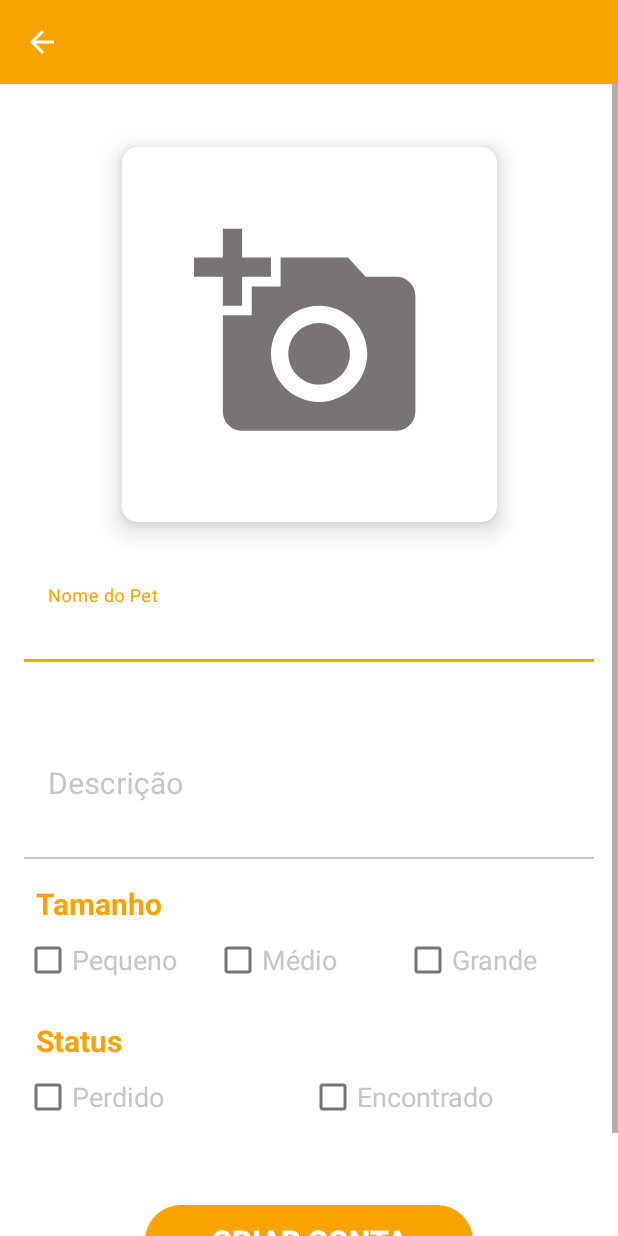
After one commit to biduzilla/projeto_meu_lar, an Android app: the FormPetActivity screen opened directly, with no data from a screen before it, on a phone screen of 412 x 824 dp. The commit adds this screen. Run offline under Robolectric (Android 15) with nearby library versions, the phone set to English and light mode, and no system bars.

Commit message:
form pet layout

```diff
--- a/app/app/src/main/AndroidManifest.xml
+++ b/app/app/src/main/AndroidManifest.xml
@@ -12,6 +12,9 @@
         android:supportsRtl="true"
         android:theme="@style/Theme.Projeto_meu_lar"
         android:usesCleartextTraffic="true">
+        <activity
+            android:name=".ui.activity.FormPetActivity"
+            android:exported="true" />
         <activity
             android:name=".ui.activity.DetalhesPetActivity"
             android:exported="true" />
--- /dev/null
+++ b/app/app/src/main/java/br/ricky/projeto_meu_lar/ui/activity/FormPetActivity.kt
@@ -0,0 +1,15 @@
+package br.ricky.projeto_meu_lar.ui.activity
+
+import androidx.appcompat.app.AppCompatActivity
+import android.os.Bundle
+import br.ricky.projeto_meu_lar.databinding.ActivityFormPetBinding
+
+class FormPetActivity : AppCompatActivity() {
+    private val binding by lazy{
+        ActivityFormPetBinding.inflate(layoutInflater)
+    }
+    override fun onCreate(savedInstanceState: Bundle?) {
+        super.onCreate(savedInstanceState)
+        setContentView(binding.root)
+    }
+}
--- a/app/app/src/main/java/br/ricky/projeto_meu_lar/ui/fragments/HomeFragment.kt
+++ b/app/app/src/main/java/br/ricky/projeto_meu_lar/ui/fragments/HomeFragment.kt
@@ -58,8 +58,8 @@ class HomeFragment : Fragment() {
 
         configClicks()
         carregaDadosPref()
+        configRv()
         recuperaPets()
-        configRv()
 
         return binding.root
     }
--- /dev/null
+++ b/app/app/src/main/res/drawable/ic_add_photo.xml
@@ -0,0 +1,10 @@
+<vector xmlns:android="http://schemas.android.com/apk/res/android"
+    android:width="24dp"
+    android:height="24dp"
+    android:viewportWidth="24"
+    android:viewportHeight="24"
+    android:tint="?attr/colorControlNormal">
+  <path
+      android:fillColor="@android:color/white"
+      android:pathData="M3,4V1h2v3h3v2H5v3H3V6H0V4H3zM6,10V7h3V4h7l1.83,2H21c1.1,0 2,0.9 2,2v12c0,1.1 -0.9,2 -2,2H5c-1.1,0 -2,-0.9 -2,-2V10H6zM13,19c2.76,0 5,-2.24 5,-5s-2.24,-5 -5,-5s-5,2.24 -5,5S10.24,19 13,19zM9.8,14c0,1.77 1.43,3.2 3.2,3.2s3.2,-1.43 3.2,-3.2s-1.43,-3.2 -3.2,-3.2S9.8,12.23 9.8,14z"/>
+</vector>
--- /dev/null
+++ b/app/app/src/main/res/layout/activity_form_pet.xml
@@ -0,0 +1,231 @@
+<?xml version="1.0" encoding="utf-8"?>
+<androidx.constraintlayout.widget.ConstraintLayout xmlns:android="http://schemas.android.com/apk/res/android"
+    xmlns:app="http://schemas.android.com/apk/res-auto"
+    xmlns:tools="http://schemas.android.com/tools"
+    android:layout_width="match_parent"
+    android:layout_height="match_parent"
+    tools:context=".ui.activity.FormPetActivity">
+
+    <include
+        android:id="@+id/toolbar"
+        layout="@layout/toolbar_sair"
+        app:layout_constraintEnd_toEndOf="parent"
+        app:layout_constraintStart_toStartOf="parent"
+        app:layout_constraintTop_toTopOf="parent" />
+
+    <ScrollView
+        android:layout_width="match_parent"
+        android:layout_height="0dp"
+        android:fillViewport="true"
+        app:layout_constraintBottom_toBottomOf="parent"
+        app:layout_constraintEnd_toEndOf="parent"
+        app:layout_constraintStart_toStartOf="parent"
+        app:layout_constraintTop_toBottomOf="@+id/toolbar">
+
+        <androidx.constraintlayout.widget.ConstraintLayout
+            android:layout_width="match_parent"
+            android:layout_height="wrap_content">
+
+            <androidx.cardview.widget.CardView
+                android:id="@+id/card_img"
+                android:layout_width="250dp"
+                android:layout_height="250dp"
+                android:layout_marginTop="42dp"
+                app:cardCornerRadius="10dp"
+                app:cardElevation="10dp"
+                app:layout_constraintEnd_toEndOf="parent"
+                app:layout_constraintStart_toStartOf="parent"
+                app:layout_constraintTop_toTopOf="parent">
+
+                <ImageView
+                    android:id="@+id/img_icon"
+                    android:layout_width="match_parent"
+                    android:layout_height="match_parent"
+                    android:padding="48dp"
+                    android:src="@drawable/ic_add_photo"
+                    app:tint="@color/cinza" />
+
+                <ImageView
+                    android:id="@+id/img_pet"
+                    android:layout_width="match_parent"
+                    android:layout_height="match_parent" />
+            </androidx.cardview.widget.CardView>
+
+            <LinearLayout
+                android:layout_width="match_parent"
+                android:layout_height="wrap_content"
+                android:layout_marginHorizontal="16dp"
+                android:orientation="vertical"
+                app:layout_constraintEnd_toEndOf="parent"
+                app:layout_constraintStart_toStartOf="parent"
+                app:layout_constraintTop_toBottomOf="@+id/card_img">
+
+                <com.google.android.material.textfield.TextInputLayout
+                    android:layout_width="match_parent"
+                    android:layout_height="wrap_content"
+                    android:layout_marginTop="32dp"
+                    android:hint="Nome do Pet"
+                    android:textColorHint="@color/cinza_claro"
+                    app:boxBackgroundColor="@color/white"
+                    app:boxCornerRadiusBottomEnd="10dp"
+                    app:boxCornerRadiusBottomStart="10dp"
+                    app:boxCornerRadiusTopEnd="10dp"
+                    app:boxCornerRadiusTopStart="10dp"
+                    app:boxStrokeColor="@color/on_focused"
+                    app:hintTextColor="@color/laranja">
+
+                    <com.google.android.material.textfield.TextInputEditText
+                        android:id="@+id/edt_nome"
+                        android:layout_width="match_parent"
+                        android:layout_height="wrap_content"
+                        android:drawablePadding="8dp"
+                        android:inputType="textCapWords"
+                        android:textColor="@color/on_select"
+                        android:textSize="20sp"
+                        app:drawableTint="@color/on_select" />
+                </com.google.android.material.textfield.TextInputLayout>
+
+                <com.google.android.material.textfield.TextInputLayout
+                    android:layout_width="match_parent"
+                    android:layout_height="wrap_content"
+                    android:layout_marginTop="32dp"
+                    android:hint="Descrição"
+                    android:textColorHint="@color/cinza_claro"
+                    app:boxBackgroundColor="@color/white"
+                    app:boxCornerRadiusBottomEnd="10dp"
+                    app:boxCornerRadiusBottomStart="10dp"
+                    app:boxCornerRadiusTopEnd="10dp"
+                    app:boxCornerRadiusTopStart="10dp"
+                    app:boxStrokeColor="@color/on_focused"
+                    app:hintTextColor="@color/laranja">
+
+                    <com.google.android.material.textfield.TextInputEditText
+                        android:id="@+id/edt_desc"
+                        android:layout_width="match_parent"
+                        android:layout_height="wrap_content"
+                        android:drawablePadding="8dp"
+                        android:inputType="textEmailAddress"
+                        android:paddingBottom="48dp"
+                        android:textColor="@color/on_select"
+                        android:textSize="20sp"
+                        app:drawableTint="@color/on_select" />
+                </com.google.android.material.textfield.TextInputLayout>
+
+                <TextView
+                    android:layout_width="match_parent"
+                    android:layout_height="wrap_content"
+                    android:layout_marginStart="8dp"
+                    android:layout_marginTop="16dp"
+                    android:text="Tamanho"
+                    android:textColor="@color/laranja"
+                    android:textSize="20sp"
+                    android:textStyle="bold" />
+
+                <LinearLayout
+                    android:layout_width="match_parent"
+                    android:layout_height="wrap_content"
+                    android:orientation="horizontal">
+
+                    <CheckBox
+                        android:id="@+id/cb_pequeno"
+                        android:layout_width="match_parent"
+                        android:layout_height="wrap_content"
+                        android:layout_weight="1"
+                        android:text="Pequeno"
+                        android:textColor="@color/on_focused"
+                        android:textSize="18sp" />
+
+                    <CheckBox
+                        android:id="@+id/cb_medio"
+                        android:layout_width="match_parent"
+                        android:layout_height="wrap_content"
+                        android:layout_weight="1"
+                        android:text="Médio"
+                        android:textColor="@color/on_focused"
+                        android:textSize="18sp" />
+
+                    <CheckBox
+                        android:id="@+id/cb_grande"
+                        android:layout_width="match_parent"
+                        android:layout_height="wrap_content"
+                        android:layout_weight="1"
+                        android:text="Grande"
+                        android:textColor="@color/on_focused"
+                        android:textSize="18sp" />
+                </LinearLayout>
+
+                <LinearLayout
+                    android:id="@+id/ll_status"
+                    android:layout_width="match_parent"
+                    android:layout_height="wrap_content"
+                    android:orientation="vertical">
+
+                    <TextView
+                        android:layout_width="match_parent"
+                        android:layout_height="wrap_content"
+                        android:layout_marginStart="8dp"
+                        android:layout_marginTop="16dp"
+                        android:text="Status"
+                        android:textColor="@color/laranja"
+                        android:textSize="20sp"
+                        android:textStyle="bold" />
+
+                    <LinearLayout
+                        android:layout_width="match_parent"
+                        android:layout_height="wrap_content"
+                        android:orientation="horizontal">
+
+                        <CheckBox
+                            android:id="@+id/cb_perdido"
+                            android:layout_width="match_parent"
+                            android:layout_height="wrap_content"
+                            android:layout_weight="1"
+                            android:text="Perdido"
+                            android:textColor="@color/on_focused"
+                            android:textSize="18sp" />
+
+                        <CheckBox
+                            android:id="@+id/cb_encontrado"
+                            android:layout_width="match_parent"
+                            android:layout_height="wrap_content"
+                            android:layout_weight="1"
+                            android:text="Encontrado"
+                            android:textColor="@color/on_focused"
+                            android:textSize="18sp" />
+                    </LinearLayout>
+                </LinearLayout>
+
+                <android.widget.Button
+                    android:id="@+id/btn_cadastrar"
+                    android:layout_width="wrap_content"
+                    android:layout_height="wrap_content"
+                    android:layout_gravity="center_horizontal"
+                    android:layout_marginTop="48dp"
+                    android:layout_marginBottom="16dp"
+                    android:background="@drawable/btn_redondo_background"
+                    android:paddingHorizontal="44dp"
+                    android:paddingVertical="8dp"
+                    android:text="Criar Conta"
+                    android:textColor="@color/white"
+                    android:textSize="20sp"
+                    android:textStyle="bold" />
+
+                <ProgressBar
+                    android:id="@+id/progress_circular"
+                    android:layout_width="wrap_content"
+                    android:layout_height="wrap_content"
+                    android:layout_gravity="center"
+                    android:layout_margin="16dp"
+                    android:indeterminateTint="@color/laranja"
+                    android:visibility="gone"
+                    tools:visibility="visible" />
+
+                <LinearLayout
+                    android:layout_width="wrap_content"
+                    android:layout_height="32dp" />
+            </LinearLayout>
+        </androidx.constraintlayout.widget.ConstraintLayout>
+    </ScrollView>
+
+
+</androidx.constraintlayout.widget.ConstraintLayout>
--- /dev/null
+++ b/app/app/src/main/res/layout/toolbar_sair.xml
@@ -0,0 +1,22 @@
+<?xml version="1.0" encoding="utf-8"?>
+<androidx.constraintlayout.widget.ConstraintLayout xmlns:android="http://schemas.android.com/apk/res/android"
+    xmlns:app="http://schemas.android.com/apk/res-auto"
+    xmlns:tools="http://schemas.android.com/tools"
+    android:layout_width="match_parent"
+    android:layout_height="?actionBarSize"
+    android:background="@color/laranja">
+
+    <ImageButton
+        android:id="@+id/btn_voltar"
+        android:layout_width="wrap_content"
+        android:layout_height="match_parent"
+        android:background="@android:color/transparent"
+        android:paddingStart="16dp"
+        android:paddingEnd="16dp"
+        android:src="@drawable/ic_back"
+        android:tint="@color/white"
+        app:layout_constraintBottom_toBottomOf="parent"
+        app:layout_constraintStart_toStartOf="parent"
+        app:layout_constraintTop_toTopOf="parent" />
+
+</androidx.constraintlayout.widget.ConstraintLayout>
```
